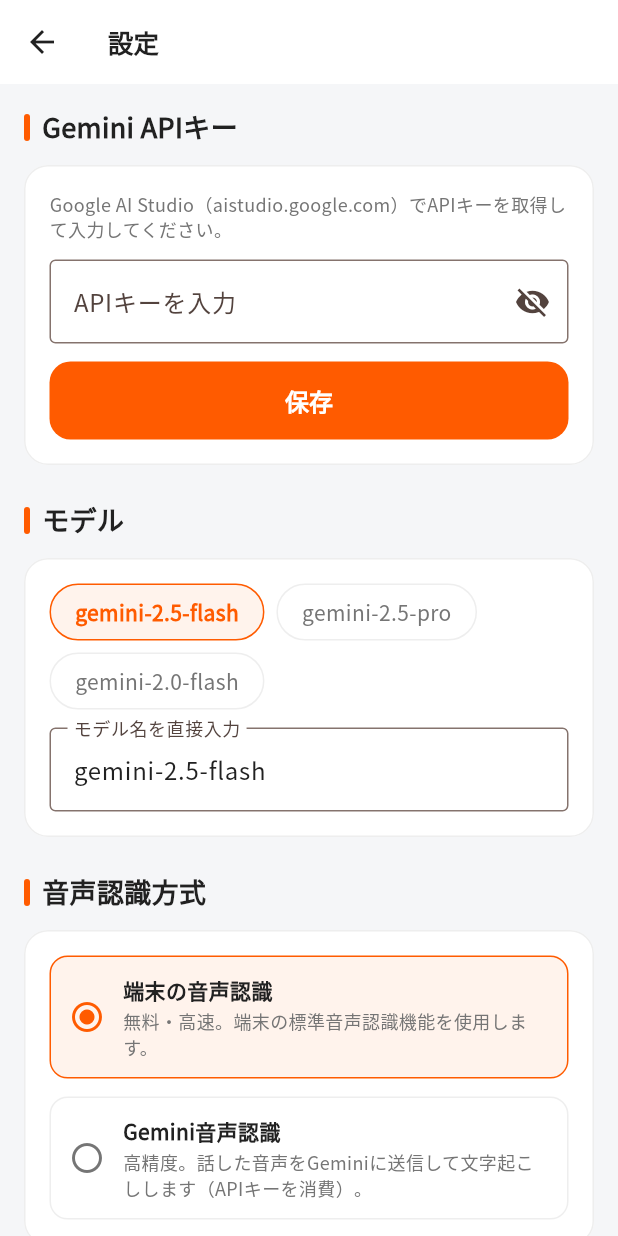
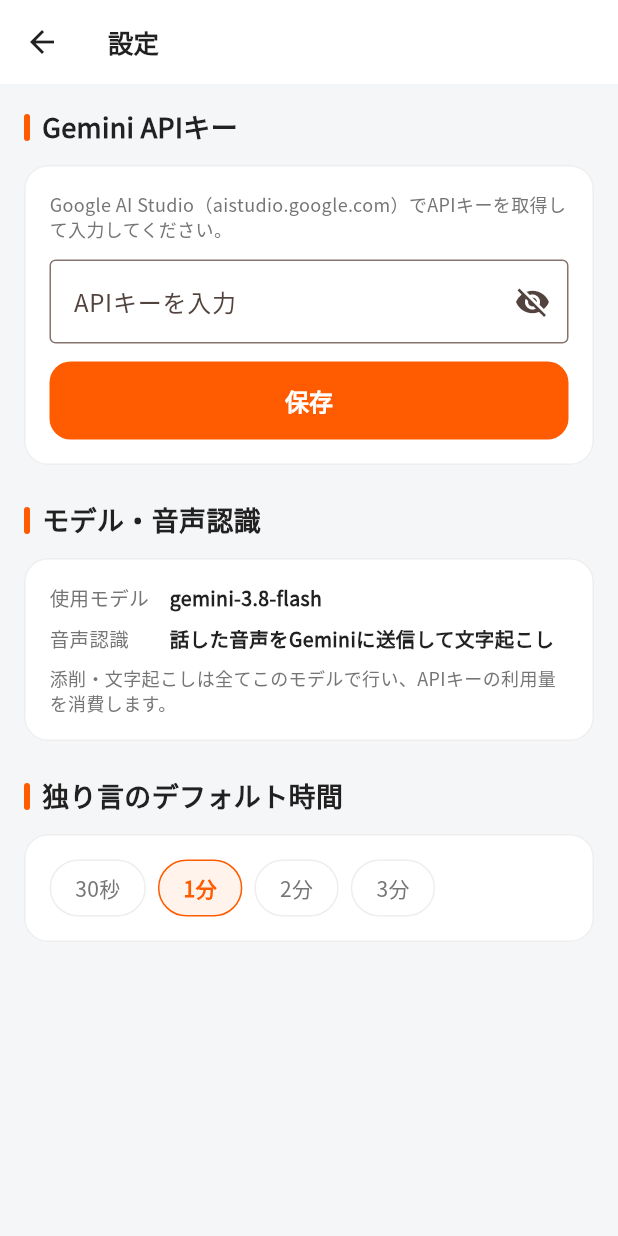
Before and after one commit to s19514tt/pj-walter, a Flutter app: the screen it shows after launch, after a tap on "⚠️", on a phone screen of 412 x 824 dp. Run offline on Flutter 3.47's test engine with Material 3 defaults, Android fonts, the phone set to English and light mode, and no system bars; our stand-ins replace fl_chart, flutter_secure_storage, google_fonts, hive, hive_flutter; missing offline and left inert: record; accounts and stored records are empty.

Commit message:
Drop device STT and pin model to gemini-3.8-flash
- Remove speech_to_text and DeviceSpeechInputService; SpeechInputService now
  has a single implementation (record -> 16kHz mono WAV -> Gemini transcribe)
  and keeps the onLevel volume callback used by the countdown ring
- Drop listenFor/pauseFor (device-only) from the SpeechInputService interface
- Pin the model to GeminiService.modelName ('gemini-3.8-flash') and remove
  the model picker / STT mode picker from settings (legacy Hive keys are
  deleted on init); settings shows the fixed values instead
- Switch thinking control from thinkingBudget to thinkingLevel ('low'),
  which is what Gemini 3.x accepts
- Remove NSSpeechRecognitionUsageDescription; update README / DESIGN.md

Co-Authored-By: Claude Fable 5.1 <noreply@anthropic.com>

```diff
--- a/lib/screens/settings_screen.dart
+++ b/lib/screens/settings_screen.dart
@@ -1,6 +1,7 @@
 import 'package:flutter/material.dart';
 import 'package:provider/provider.dart';
 
+import '../services/gemini_service.dart';
 import '../services/settings_service.dart';
 import '../theme/app_theme.dart';
 import '../widgets/app_card.dart';
@@ -9,7 +10,10 @@ import '../widgets/primary_button.dart';
 import '../widgets/secondary_button.dart';
 import '../widgets/section_header.dart';
 
-/// 設定タブ。Gemini APIキー・モデル・音声認識方式・独り言デフォルト時間を管理する。
+/// 設定画面。Gemini APIキー・独り言デフォルト時間を管理する。
+///
+/// 使用モデルは[GeminiService.modelName]に固定、音声認識はGemini録音方式のみ
+/// のため、どちらも選択UIは持たず情報表示のみ行う。
 class SettingsScreen extends StatefulWidget {
   const SettingsScreen({super.key});
 
@@ -18,12 +22,6 @@ class SettingsScreen extends StatefulWidget {
 }
 
 class _SettingsScreenState extends State<SettingsScreen> {
-  static const _modelCandidates = [
-    'gemini-2.5-flash',
-    'gemini-2.5-pro',
-    'gemini-2.0-flash',
-  ];
-
   static const _monologueSecondsCandidates = <int, String>{
     30: '30秒',
     60: '1分',
@@ -32,25 +30,17 @@ class _SettingsScreenState extends State<SettingsScreen> {
   };
 
   final _apiKeyController = TextEditingController();
-  final _customModelController = TextEditingController();
   bool _obscureApiKey = true;
-  bool _modelFieldInitialized = false;
 
   @override
   void dispose() {
     _apiKeyController.dispose();
-    _customModelController.dispose();
     super.dispose();
   }
 
   @override
   Widget build(BuildContext context) {
     final settings = context.watch<SettingsService>();
-    // 再ビルドのたびに上書きすると編集中の入力が消えるため、初回のみ反映する
-    if (!_modelFieldInitialized) {
-      _customModelController.text = settings.modelName;
-      _modelFieldInitialized = true;
-    }
 
     return Scaffold(
       appBar: AppBar(title: const Text('設定')),
@@ -86,17 +76,9 @@ class _SettingsScreenState extends State<SettingsScreen> {
             },
           ),
           const SizedBox(height: 24),
-          const SectionHeader(title: 'モデル'),
+          const SectionHeader(title: 'モデル・音声認識'),
           const SizedBox(height: 12),
-          _ModelSection(
-            settings: settings,
-            candidates: _modelCandidates,
-            customController: _customModelController,
-          ),
-          const SizedBox(height: 24),
-          const SectionHeader(title: '音声認識方式'),
-          const SizedBox(height: 12),
-          _SttModeSection(settings: settings),
+          const _ModelInfoSection(),
           const SizedBox(height: 24),
           const SectionHeader(title: '独り言のデフォルト時間'),
           const SizedBox(height: 12),
@@ -173,49 +155,23 @@ class _ApiKeySection extends StatelessWidget {
   }
 }
 
-class _ModelSection extends StatelessWidget {
-  const _ModelSection({
-    required this.settings,
-    required this.candidates,
-    required this.customController,
-  });
-
-  final SettingsService settings;
-  final List<String> candidates;
-  final TextEditingController customController;
+/// 使用モデルと音声認識方式の固定値を表示する（変更不可）。
+class _ModelInfoSection extends StatelessWidget {
+  const _ModelInfoSection();
 
   @override
   Widget build(BuildContext context) {
-    return AppCard(
+    return const AppCard(
       child: Column(
         crossAxisAlignment: CrossAxisAlignment.start,
         children: [
-          Wrap(
-            spacing: 8,
-            runSpacing: 8,
-            children: [
-              for (final model in candidates)
-                PillChip(
-                  label: model,
-                  selected: settings.modelName == model,
-                  onTap: () {
-                    settings.setModelName(model);
-                    customController.text = model;
-                  },
-                ),
-            ],
-          ),
-          const SizedBox(height: 12),
-          TextField(
-            controller: customController,
-            decoration: const InputDecoration(
-              labelText: 'モデル名を直接入力',
-              border: OutlineInputBorder(),
-            ),
-            onSubmitted: (value) {
-              final trimmed = value.trim();
-              if (trimmed.isNotEmpty) settings.setModelName(trimmed);
-            },
+          _InfoRow(label: '使用モデル', value: GeminiService.modelName),
+          SizedBox(height: 8),
+          _InfoRow(label: '音声認識', value: '話した音声をGeminiに送信して文字起こし'),
+          SizedBox(height: 8),
+          Text(
+            '添削・文字起こしは全てこのモデルで行い、APIキーの利用量を消費します。',
+            style: TextStyle(color: AppColors.textSecondary, fontSize: 12),
           ),
         ],
       ),
@@ -223,96 +179,38 @@ class _ModelSection extends StatelessWidget {
   }
 }
 
-class _SttModeSection extends StatelessWidget {
-  const _SttModeSection({required this.settings});
+class _InfoRow extends StatelessWidget {
+  const _InfoRow({required this.label, required this.value});
 
-  final SettingsService settings;
+  final String label;
+  final String value;
 
   @override
   Widget build(BuildContext context) {
-    return AppCard(
-      child: Column(
+    return Row(
+      crossAxisAlignment: CrossAxisAlignment.start,
       children: [
-          _SttModeOption(
-            title: '端末の音声認識',
-            description: '無料・高速。端末の標準音声認識機能を使用します。',
-            selected: settings.sttMode == SttMode.device,
-            onTap: () => settings.setSttMode(SttMode.device),
-          ),
-          const SizedBox(height: 12),
-          _SttModeOption(
-            title: 'Gemini音声認識',
-            description: '高精度。話した音声をGeminiに送信して文字起こしします（APIキーを消費）。',
-            selected: settings.sttMode == SttMode.gemini,
-            onTap: () => settings.setSttMode(SttMode.gemini),
-          ),
-        ],
-      ),
-    );
-  }
-}
-
-class _SttModeOption extends StatelessWidget {
-  const _SttModeOption({
-    required this.title,
-    required this.description,
-    required this.selected,
-    required this.onTap,
-  });
-
-  final String title;
-  final String description;
-  final bool selected;
-  final VoidCallback onTap;
-
-  @override
-  Widget build(BuildContext context) {
-    return InkWell(
-      onTap: onTap,
-      borderRadius: BorderRadius.circular(AppTheme.cardRadius),
-      child: Container(
-        width: double.infinity,
-        padding: const EdgeInsets.all(12),
-        decoration: BoxDecoration(
-          color: selected ? AppColors.primarySurface : AppColors.background,
-          borderRadius: BorderRadius.circular(12),
-          border: Border.all(
-            color: selected ? AppColors.primary : AppColors.border,
-            width: 1,
+        SizedBox(
+          width: 80,
+          child: Text(
+            label,
+            style: const TextStyle(
+              color: AppColors.textSecondary,
+              fontSize: 13,
             ),
           ),
-        child: Row(
-          children: [
-            Icon(
-              selected ? Icons.radio_button_checked : Icons.radio_button_off,
-              color: selected ? AppColors.primary : AppColors.textSecondary,
         ),
-            const SizedBox(width: 12),
         Expanded(
-              child: Column(
-                crossAxisAlignment: CrossAxisAlignment.start,
-                children: [
-                  Text(
-                    title,
+          child: Text(
+            value,
             style: const TextStyle(
+              color: AppColors.textPrimary,
               fontWeight: FontWeight.bold,
-                      color: AppColors.textPrimary,
+              fontSize: 13,
             ),
-                  ),
-                  const SizedBox(height: 2),
-                  Text(
-                    description,
-                    style: const TextStyle(
-                      fontSize: 12,
-                      color: AppColors.textSecondary,
           ),
         ),
       ],
-              ),
-            ),
-          ],
-        ),
-      ),
     );
   }
 }
--- a/lib/services/settings_service.dart
+++ b/lib/services/settings_service.dart
@@ -2,19 +2,13 @@ import 'package:flutter/foundation.dart';
 import 'package:flutter_secure_storage/flutter_secure_storage.dart';
 import 'package:hive/hive.dart';
 
-/// 音声認識方式。
-enum SttMode {
-  /// 端末のOS標準音声認識（speech_to_text）。無料・高速。
-  device,
-
-  /// 録音してGeminiに文字起こしさせる方式。高精度・APIキーを消費。
-  gemini,
-}
-
 /// アプリ設定の読み書きを担うサービス。
 ///
 /// - Gemini APIキーは`flutter_secure_storage`に安全に保存し、メモリにキャッシュする
-/// - モデル名・音声認識方式・独り言デフォルト秒数はHiveの`settings` boxに保存する
+/// - 独り言デフォルト秒数はHiveの`settings` boxに保存する
+///
+/// 使用するGeminiモデルは[GeminiService.modelName]で固定（設定不可）、
+/// 音声認識はGemini録音方式のみ（端末STTはPR17で廃止）。
 ///
 /// テスト容易性のため、secure storageとHive boxはコンストラクタ注入できる。
 class SettingsService extends ChangeNotifier {
@@ -27,20 +21,18 @@ class SettingsService extends ChangeNotifier {
   /// secure storageに保存するAPIキーのキー名
   static const apiKeyStorageKey = 'gemini_api_key';
 
-  static const _modelNameKey = 'modelName';
-  static const _sttModeKey = 'sttMode';
   static const _monologueSecondsKey = 'monologueSeconds';
 
-  static const defaultModelName = 'gemini-2.5-flash';
-  static const defaultSttMode = SttMode.device;
+  /// 過去バージョンで使っていた設定キー。[init]時に削除する
+  /// （モデル選択・音声認識方式の設定はPR17で廃止）。
+  static const _legacyKeys = ['modelName', 'sttMode'];
+
   static const defaultMonologueSeconds = 60;
 
   final FlutterSecureStorage _secureStorage;
   final Box _box;
 
   String? _apiKey;
-  String _modelName = defaultModelName;
-  SttMode _sttMode = defaultSttMode;
   int _monologueSeconds = defaultMonologueSeconds;
 
   /// 現在キャッシュされているAPIキー（未設定ならnull）
@@ -49,26 +41,17 @@ class SettingsService extends ChangeNotifier {
   /// APIキーが設定済みかどうか
   bool get hasApiKey => _apiKey != null && _apiKey!.isNotEmpty;
 
-  /// 使用するGeminiモデル名
-  String get modelName => _modelName;
-
-  /// 音声認識方式
-  SttMode get sttMode => _sttMode;
-
   /// 独り言英会話のデフォルト発話時間（秒）
   int get monologueSeconds => _monologueSeconds;
 
   /// secure storageとHive boxから設定をロードする。アプリ起動時に一度呼ぶ。
   Future<void> init() async {
     _apiKey = await _secureStorage.read(key: apiKeyStorageKey);
-    _modelName = (_box.get(_modelNameKey) as String?) ?? defaultModelName;
-    final sttModeName = _box.get(_sttModeKey) as String?;
-    _sttMode = SttMode.values.firstWhere(
-      (mode) => mode.name == sttModeName,
-      orElse: () => defaultSttMode,
-    );
     _monologueSeconds =
         (_box.get(_monologueSecondsKey) as int?) ?? defaultMonologueSeconds;
+    for (final key in _legacyKeys) {
+      if (_box.containsKey(key)) await _box.delete(key);
+    }
     notifyListeners();
   }
 
@@ -86,20 +69,6 @@ class SettingsService extends ChangeNotifier {
     notifyListeners();
   }
 
-  /// 使用するGeminiモデル名を変更する。
-  Future<void> setModelName(String name) async {
-    _modelName = name;
-    await _box.put(_modelNameKey, name);
-    notifyListeners();
-  }
-
-  /// 音声認識方式を変更する。
-  Future<void> setSttMode(SttMode mode) async {
-    _sttMode = mode;
-    await _box.put(_sttModeKey, mode.name);
-    notifyListeners();
-  }
-
   /// 独り言英会話のデフォルト発話時間（秒）を変更する。
   Future<void> setMonologueSeconds(int seconds) async {
     _monologueSeconds = seconds;
--- a/pubspec.yaml
+++ b/pubspec.yaml
@@ -37,7 +37,6 @@ dependencies:
   provider: ^6.1.5+1
   http: ^1.6.0
   flutter_secure_storage: ^10.3.1
-  speech_to_text: ^7.4.0
   record: ^7.1.1
   hive: ^2.2.3
   hive_flutter: ^1.1.0
```
Also changed, not shown: lib/screens/composition/drill_screen.dart (+3 -8 lines), lib/screens/monologue/monologue_speak_screen.dart (+2 -15 lines), lib/services/gemini_service.dart (+15 -10 lines), lib/services/speech_input_service.dart (+14 -150 lines), pubspec.lock, 7 other files. Lines whose indentation alone changed are shown as unchanged.
